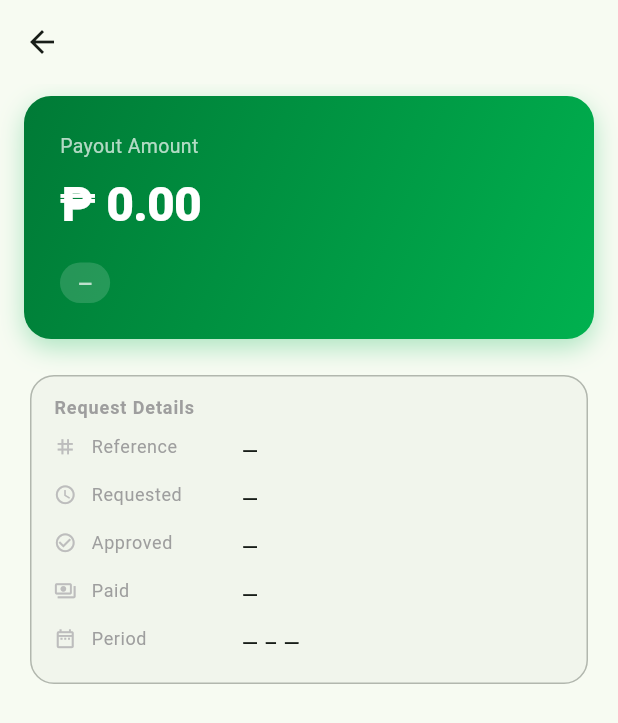
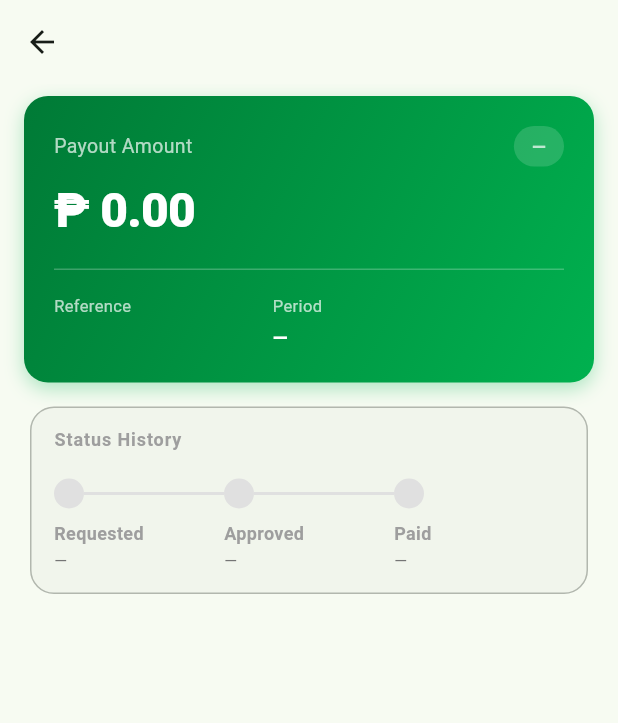
Before and after one commit to joemar25/gdtms-v2-app, a Flutter app: the PayoutDetailScreen screen opened directly with empty values, on a phone screen of 412 x 824 dp. Shown: the top 723 px of the screen. Run offline on Flutter 3.47's test engine with Material 3 defaults, Android fonts, the phone set to English and light mode, and no system bars; our stand-ins replace connectivity_plus, device_info_plus, dio, flutter_image_compress, flutter_riverpod, flutter_secure_storage and 8 more; missing offline and left inert: mobile_scanner; accounts and stored records are empty; network calls fail; statements that could not run were skipped; project files that could hold a hidden picture were left out.

Commit message:
feat(wallet): enhance payout detail screen UI and add status history
- Add `periodLabel` to show single date or date range (from–to) for payout period
- Move status badge inline with "Payout Amount" label using a Row layout
- Add a horizontal status history stepper showing requested, approved, and paid dates
- Adjust card styling: reduce border radius (18→16), shadow blur (14→10), padding (24→20)
- Reformat code for improved readability and consistent indentation

```diff
--- a/lib/features/wallet/payout_detail_screen.dart
+++ b/lib/features/wallet/payout_detail_screen.dart
@@ -55,6 +55,7 @@ class _PayoutDetailScreenState extends ConsumerState<PayoutDetailScreen> {
     final amount = double.tryParse('${_data['amount'] ?? 0}') ?? 0.0;
     final from = formatDate('${_data['from_date'] ?? ''}');
     final to = formatDate('${_data['to_date'] ?? ''}');
+    final periodLabel = (from == to) ? from : '$from – $to';
     final requestedAt = formatDate('${_data['requested_at'] ?? ''}');
     final approvedAt = formatDate('${_data['approved_at'] ?? ''}');
     final paidAt = formatDate('${_data['paid_at'] ?? ''}');
@@ -64,9 +65,9 @@ class _PayoutDetailScreenState extends ConsumerState<PayoutDetailScreen> {
     return Scaffold(
       appBar: AppBar(
         title: Text(reference),
-        titleTextStyle: Theme.of(context).textTheme.titleMedium?.copyWith(
-              fontWeight: FontWeight.w700,
-            ),
+        titleTextStyle: Theme.of(
+          context,
+        ).textTheme.titleMedium?.copyWith(fontWeight: FontWeight.w700),
       ),
       body: _loading
           ? const Center(child: CircularProgressIndicator())
@@ -75,13 +76,15 @@ class _PayoutDetailScreenState extends ConsumerState<PayoutDetailScreen> {
               child: Column(
                 mainAxisSize: MainAxisSize.min,
                 children: [
-                      Icon(Icons.search_off_rounded,
-                          size: 48, color: Colors.grey.shade400),
+                  Icon(
+                    Icons.search_off_rounded,
+                    size: 48,
+                    color: Colors.grey.shade400,
+                  ),
                   const SizedBox(height: 12),
                   Text(
                     _notFound!,
-                        style: TextStyle(
-                            color: Colors.grey.shade500, fontSize: 14),
+                    style: TextStyle(color: Colors.grey.shade500, fontSize: 14),
                   ),
                 ],
               ),
@@ -97,23 +100,33 @@ class _PayoutDetailScreenState extends ConsumerState<PayoutDetailScreen> {
                       begin: Alignment.topLeft,
                       end: Alignment.bottomRight,
                     ),
-                    borderRadius: BorderRadius.circular(18),
+                    borderRadius: BorderRadius.circular(16),
                     boxShadow: [
                       BoxShadow(
                         color: ColorStyles.grabGreen.withValues(alpha: 0.3),
-                        blurRadius: 14,
-                        offset: const Offset(0, 6),
+                        blurRadius: 10,
+                        offset: const Offset(0, 4),
                       ),
                     ],
                   ),
-                  padding: const EdgeInsets.all(24),
+
+                  padding: const EdgeInsets.all(20),
+
                   child: Column(
                     crossAxisAlignment: CrossAxisAlignment.start,
                     children: [
-                      Text(
+                      Row(
+                        mainAxisAlignment: MainAxisAlignment.spaceBetween,
+                        children: [
+                          const Text(
                             'Payout Amount',
-                        style: const TextStyle(
-                            color: Colors.white70, fontSize: 13),
+                            style: TextStyle(
+                              color: Colors.white70,
+                              fontSize: 13,
+                            ),
+                          ),
+                          _StatusBadgeLight(status),
+                        ],
                       ),
                       const SizedBox(height: 6),
                       Text(
@@ -126,67 +139,87 @@ class _PayoutDetailScreenState extends ConsumerState<PayoutDetailScreen> {
                         ),
                       ),
                       const SizedBox(height: 16),
-                      _StatusBadgeLight(status),
+                      const Divider(color: Colors.white24, height: 1),
+                      const SizedBox(height: 16),
+                      Row(
+                        crossAxisAlignment: CrossAxisAlignment.start,
+                        children: [
+                          Expanded(
+                            flex: 3,
+                            child: _buildHeroDetail('Reference', reference),
+                          ),
+                          Expanded(
+                            flex: 4,
+                            child: _buildHeroDetail('Period', periodLabel),
+                          ),
+                          if (totalItems != null)
+                            Expanded(
+                              flex: 2,
+                              child: _buildHeroDetail('Items', '$totalItems'),
+                            ),
+                        ],
+                      ),
                     ],
                   ),
                 ),
-                const SizedBox(height: 20),
 
-                // ── Details ──────────────────────────────────────────────
-                _SectionCard(
-                  title: 'Request Details',
-                  children: [
-                    _DetailRow(
-                        icon: Icons.tag,
-                        label: 'Reference',
-                        value: reference),
-                    if (requestedAt.isNotEmpty)
-                      _DetailRow(
-                          icon: Icons.access_time_outlined,
-                          label: 'Requested',
-                          value: requestedAt),
-                    if (approvedAt.isNotEmpty)
-                      _DetailRow(
-                          icon: Icons.check_circle_outline,
-                          label: 'Approved',
-                          value: approvedAt),
-                    if (paidAt.isNotEmpty)
-                      _DetailRow(
-                          icon: Icons.payments_outlined,
-                          label: 'Paid',
-                          value: paidAt),
-                    _DetailRow(
-                        icon: Icons.date_range_outlined,
-                        label: 'Period',
-                        value: '$from – $to'),
-                    if (totalItems != null)
-                      _DetailRow(
-                          icon: Icons.inventory_2_outlined,
-                          label: 'Total Items',
-                          value: '$totalItems'),
-                  ],
-                ),
                 const SizedBox(height: 12),
 
                 // ── Breakdown ────────────────────────────────────────────
                 if (breakdown.isNotEmpty) ...[
                   _SectionCard(
                     title: 'Breakdown',
-                    children: breakdown.entries
-                        .map(
-                          (e) {
+                    children: breakdown.entries.map((e) {
                       final val = double.tryParse('${e.value}') ?? 0.0;
-                            return _DetailRow(
-                              icon: Icons.circle,
-                              label: _formatKey(e.key),
-                              value: '₱ ${val.toStringAsFixed(2)}',
+                      final isDeduction = val < 0;
+                      final isDark =
+                          Theme.of(context).brightness == Brightness.dark;
+
+                      return Padding(
+                        padding: const EdgeInsets.only(bottom: 12.0),
+                        child: Row(
+                          mainAxisAlignment: MainAxisAlignment.spaceBetween,
+                          children: [
+                            Text(
+                              _formatKey(e.key),
+                              style: TextStyle(
+                                fontSize: 13,
+                                color: isDark
+                                    ? Colors.grey.shade400
+                                    : Colors.grey.shade600,
+                                fontWeight: FontWeight.w500,
+                              ),
+                            ),
+                            Text(
+                              '${isDeduction ? '-' : ''}₱ ${val.abs().toStringAsFixed(2)}',
+                              style: TextStyle(
+                                fontSize: 14,
+                                fontWeight: FontWeight.w600,
+                                color: isDeduction
+                                    ? Colors.red.shade400
+                                    : (isDark ? Colors.white : Colors.black87),
+                              ),
+                            ),
+                          ],
+                        ),
                       );
-                          },
-                        )
-                        .toList(),
+                    }).toList(),
                   ),
-                  const SizedBox(height: 12),
                 ],
+
+
+                // ── Status History ───────────────────────────────────────
+                _SectionCard(
+                  title: 'Status History',
+                  children: [
+                    _buildHorizontalStepper(
+                      context,
+                      requestedAt,
+                      approvedAt,
+                      paidAt,
+                    ),
+                  ],
+                ),
 
                 // ── Daily breakdown ──────────────────────────────────────
                 ..._buildDailyBreakdown(context),
@@ -207,14 +240,17 @@ class _PayoutDetailScreenState extends ConsumerState<PayoutDetailScreen> {
           children: [
             Row(
               children: [
-                Icon(Icons.local_shipping_outlined,
-                    size: 14, color: Colors.grey.shade400),
+                Icon(
+                  Icons.local_shipping_outlined,
+                  size: 14,
+                  color: Colors.grey.shade400,
+                ),
                 const SizedBox(width: 6),
                 Text(
                   '${day['count'] ?? 0} deliver${(day['count'] ?? 0) == 1 ? 'y' : 'ies'}',
-                  style: Theme.of(context).textTheme.bodySmall?.copyWith(
-                        color: Colors.grey.shade500,
-                      ),
+                  style: Theme.of(
+                    context,
+                  ).textTheme.bodySmall?.copyWith(color: Colors.grey.shade500),
                 ),
               ],
             ),
@@ -224,9 +260,7 @@ class _PayoutDetailScreenState extends ConsumerState<PayoutDetailScreen> {
               if (deliveries is! List) return <Widget>[];
               return deliveries
                   .whereType<Map<String, dynamic>>()
-                  .map<Widget>(
-                    (d) => _DeliveryRow(delivery: d),
-                  )
+                  .map<Widget>((d) => _DeliveryRow(delivery: d))
                   .toList();
             }(),
           ],
@@ -242,6 +276,117 @@ class _PayoutDetailScreenState extends ConsumerState<PayoutDetailScreen> {
         .split(' ')
         .map((w) => w.isEmpty ? w : '${w[0].toUpperCase()}${w.substring(1)}')
         .join(' ');
+  }
+
+  Widget _buildHeroDetail(String label, String value) {
+    return Column(
+      crossAxisAlignment: CrossAxisAlignment.start,
+      children: [
+        Text(
+          label,
+          style: const TextStyle(color: Colors.white70, fontSize: 11),
+        ),
+        const SizedBox(height: 4),
+        Text(
+          value,
+          style: const TextStyle(
+            color: Colors.white,
+            fontSize: 13,
+            fontWeight: FontWeight.w600,
+          ),
+        ),
+      ],
+    );
+  }
+
+  Widget _buildHorizontalStepper(
+    BuildContext context,
+    String req,
+    String app,
+    String paid,
+  ) {
+    bool isDone(String val) =>
+        val.isNotEmpty &&
+        val.toLowerCase() != 'null' &&
+        val != '—' &&
+        val != '-';
+
+    final steps = [
+      {'title': 'Requested', 'date': req, 'done': isDone(req)},
+      {'title': 'Approved', 'date': app, 'done': isDone(app)},
+      {'title': 'Paid', 'date': paid, 'done': isDone(paid)},
+    ];
+    final isDark = Theme.of(context).brightness == Brightness.dark;
+    final textColor = isDark ? Colors.white : Colors.black87;
+
+    return Padding(
+      padding: const EdgeInsets.symmetric(vertical: 8.0),
+      child: Row(
+        crossAxisAlignment: CrossAxisAlignment.start,
+        children: List.generate(steps.length, (index) {
+          final step = steps[index];
+          final title = step['title'] as String;
+          final date = step['date'] as String;
+          final isDone = step['done'] as bool;
+          final isLast = index == steps.length - 1;
+          final isNextDone = !isLast && (steps[index + 1]['done'] as bool);
+
+          return Expanded(
+            child: Column(
+              crossAxisAlignment: CrossAxisAlignment.start,
+              children: [
+                Row(
+                  children: [
+                    Container(
+                      width: 20,
+                      height: 20,
+                      decoration: BoxDecoration(
+                        shape: BoxShape.circle,
+                        color: isDone
+                            ? ColorStyles.grabGreen
+                            : Colors.grey.shade300,
+                      ),
+                      child: isDone
+                          ? const Icon(
+                              Icons.check,
+                              size: 12,
+                              color: Colors.white,
+                            )
+                          : null,
+                    ),
+                    if (!isLast)
+                      Expanded(
+                        child: Container(
+                          height: 2,
+                          color: isNextDone
+                              ? ColorStyles.grabGreen
+                              : Colors.grey.shade300,
+                        ),
+                      ),
+                  ],
+                ),
+                const SizedBox(height: 8),
+                Text(
+                  title,
+                  style: TextStyle(
+                    fontSize: 12,
+                    fontWeight: FontWeight.w600,
+                    color: isDone ? textColor : Colors.grey.shade500,
+                  ),
+                ),
+                if (date.isNotEmpty) ...[
+                  const SizedBox(height: 2),
+                  Text(
+                    date,
+                    style: TextStyle(fontSize: 11, color: Colors.grey.shade600),
+                  ),
+                ],
+              ],
+            ),
+          );
+        }),
+      ),
+    );
   }
 }
 
@@ -259,7 +404,8 @@ class _SectionCard extends StatelessWidget {
       shape: RoundedRectangleBorder(
         borderRadius: BorderRadius.circular(16),
         side: BorderSide(
-            color: Theme.of(context).dividerColor.withValues(alpha: 0.5)),
+          color: Theme.of(context).dividerColor.withValues(alpha: 0.5),
+        ),
       ),
       child: Padding(
         padding: const EdgeInsets.fromLTRB(16, 14, 16, 6),
@@ -284,8 +430,11 @@ class _SectionCard extends StatelessWidget {
 }
 
 class _DetailRow extends StatelessWidget {
-  const _DetailRow(
-      {required this.icon, required this.label, required this.value});
+  const _DetailRow({
+    required this.icon,
+    required this.label,
+    required this.value,
+  });
   final IconData icon;
   final String label;
   final String value;
@@ -303,17 +452,17 @@ class _DetailRow extends StatelessWidget {
             width: 100,
             child: Text(
               label,
-              style: Theme.of(context).textTheme.bodySmall?.copyWith(
-                    color: Colors.grey.shade500,
-                  ),
+              style: Theme.of(
+                context,
+              ).textTheme.bodySmall?.copyWith(color: Colors.grey.shade500),
             ),
           ),
           Expanded(
             child: Text(
               value.isEmpty ? '—' : value,
-              style: Theme.of(context).textTheme.bodyMedium?.copyWith(
-                    fontWeight: FontWeight.w500,
-                  ),
+              style: Theme.of(
+                context,
+              ).textTheme.bodyMedium?.copyWith(fontWeight: FontWeight.w500),
             ),
           ),
         ],
@@ -331,8 +480,10 @@ class _StatusBadgeLight extends StatelessWidget {
     final (bg, fg) = switch (status.toLowerCase()) {
       'approved' => (Colors.white.withValues(alpha: 0.25), Colors.white),
       'rejected' => (Colors.red.shade400.withValues(alpha: 0.3), Colors.white),
-      'processing' =>
-        (Colors.orange.shade300.withValues(alpha: 0.3), Colors.white),
+      'processing' => (
+        Colors.orange.shade300.withValues(alpha: 0.3),
+        Colors.white,
+      ),
       _ => (Colors.white.withValues(alpha: 0.15), Colors.white70),
     };
     return Container(
@@ -430,16 +581,13 @@ class _DeliveryRow extends StatelessWidget {
                 if (penalty > 0)
                   Text(
                     '−₱ ${penalty.toStringAsFixed(2)}',
-                  style: const TextStyle(
-                    fontSize: 11,
-                    color: Colors.red,
-                  ),
+                    style: const TextStyle(fontSize: 11, color: Colors.red),
                   ),
               ],
             ),
           ],
         ),
-    ),  // Container
-    );  // GestureDetector
+      ), // Container
+    ); // GestureDetector
   }
 }
--- a/lib/features/wallet/wallet_screen.dart
+++ b/lib/features/wallet/wallet_screen.dart
@@ -359,6 +359,7 @@ class _LatestRequestCard extends StatelessWidget {
     final amount = double.tryParse('${data['amount'] ?? 0}') ?? 0.0;
     final from = formatDate('${data['from_date'] ?? ''}');
     final to = formatDate('${data['to_date'] ?? ''}');
+    final dateLabel = (from == to) ? from : '$from – $to';
     final totalItems = data['total_items'];
 
     return Card(
@@ -396,7 +397,7 @@ class _LatestRequestCard extends StatelessWidget {
                 children: [
                   _InfoChip(
                     icon: Icons.calendar_today_outlined,
-                    label: '$from – $to',
+                    label: dateLabel,
                   ),
                   if (totalItems != null) ...[
                     const SizedBox(width: 10),
```
Lines whose indentation alone changed are shown as unchanged.
